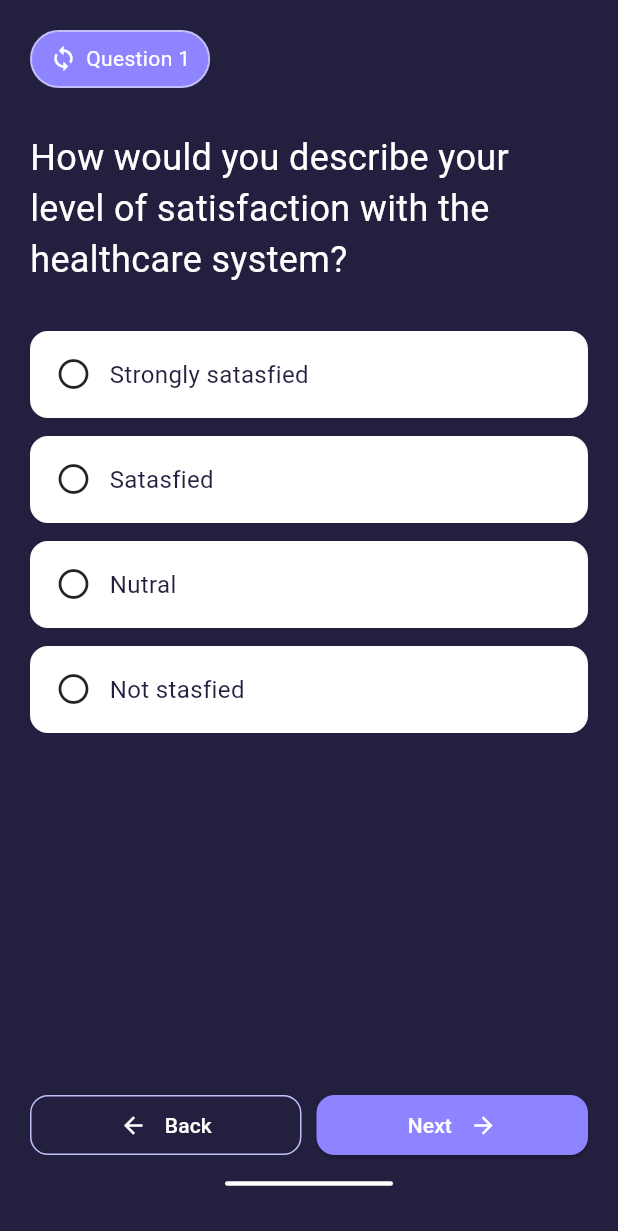
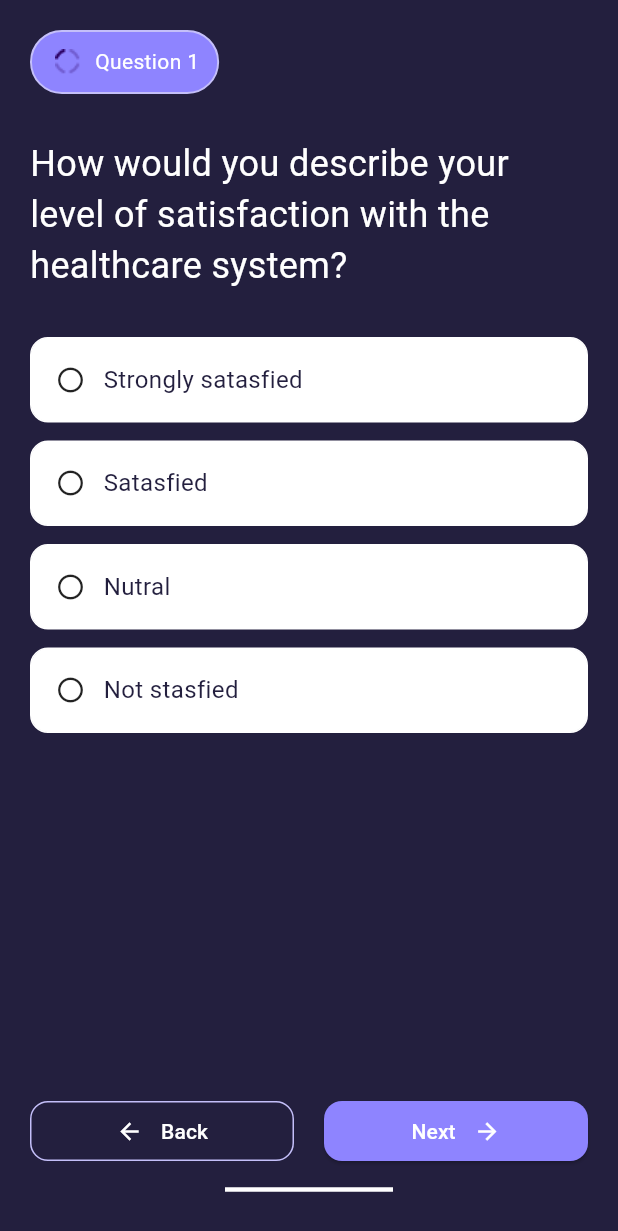
Before and after one commit to rafa1478/hw1, a Flutter app: the screen it shows after launch, after a tap on "Start Quiz", on a phone screen of 412 x 824 dp. Shown: the top 1231 px of the screen. Run offline on Flutter 3.47's test engine with Material 3 defaults, Android fonts, the phone set to English and light mode, and no system bars; Roboto replaces fonts that are missing (Gilory).

Commit message:
commit new changes

```diff
--- a/lib/main.dart
+++ b/lib/main.dart
@@ -16,8 +16,8 @@ class QuizApp extends StatelessWidget {
 
       initialRoute: '/',
       routes: {
-        '/': (context) => StartScreen(),
-        '/q1': (context) => Questionspage(),
+        '/': (context) => const StartScreen(),
+        '/q1': (context) => const QuestionsPage(),
       },
     );
   }
--- a/lib/models/questions.dart
+++ b/lib/models/questions.dart
@@ -1,12 +1,14 @@
 class Questions {
   final String questionText;
   final List<String> chooses;
-  final String correctAnswers;
+  final List<int> correctAnswers;
+  final bool multichooses;
 
   Questions({
     required this.questionText,
     required this.chooses,
     required this.correctAnswers,
+    this.multichooses = false,
   });
 }
 
@@ -15,11 +17,13 @@ final List<Questions> quizData = [
     questionText:
         "How would you describe your level of satisfaction with the healthcare system?",
     chooses: ["Strongly satasfied", "Satasfied", "Nutral", "Not stasfied"],
-    correctAnswers: "stasfied",
+    correctAnswers: [1],
+    multichooses: false,
   ),
   Questions(
     questionText: "What vitamins do you take?",
     chooses: ["Vitamin D3", "Vitamin B", "Zinc", "Magnesim"],
-    correctAnswers: "Zinc",
+    correctAnswers: [1, 2],
+    multichooses: true,
   ),
 ];
--- a/lib/screens/qustionespage.dart
+++ b/lib/screens/qustionespage.dart
@@ -1,46 +1,75 @@
 import 'package:flutter/material.dart';
-import '../styles/text_styles.dart';
+import 'package:collection/collection.dart';
 import '../widgets/answerso_ptions.dart';
 import '../models/questions.dart';
+import 'resultpage.dart';
 
-class Questionspage extends StatefulWidget {
-  Questionspage({super.key});
+class QuestionsPage extends StatefulWidget {
+  const QuestionsPage({super.key});
 
   @override
-  State<Questionspage> createState() => _QuestionspageState();
+  State<QuestionsPage> createState() => _QuestionsPageState();
 }
 
-class _QuestionspageState extends State<Questionspage> {
-  int? _selectedIndex;
+class _QuestionsPageState extends State<QuestionsPage> {
+  List<int> _selectedIndexes = [];
   int _questionIndex = 0;
+  int score = 0;
 
-  void _answerSelected(int answerIndex, String answerText) {
+  void _answerSelected(int index) {
     setState(() {
-      _selectedIndex = answerIndex;
+      final currentQuestion = quizData[_questionIndex];
+      if (currentQuestion.multichooses) {
+        if (_selectedIndexes.contains(index)) {
+          _selectedIndexes.remove(index);
+        } else {
+          _selectedIndexes.add(index);
+        }
+      } else {
+        _selectedIndexes = [index];
+      }
     });
   }
 
   void _nextQuestion() {
+    final currentQuestion = quizData[_questionIndex];
+    if (_selectedIndexes.isEmpty) return;
+
+    if (currentQuestion.multichooses) {
+      _selectedIndexes.sort();
+      List<int> correct = List.from(currentQuestion.correctAnswers)..sort();
+      if (_selectedIndexes.length == correct.length &&
+          ListEquality().equals(_selectedIndexes, correct)) {
+        score++;
+      }
+    } else {
+      if (_selectedIndexes.first == currentQuestion.correctAnswers.first) {
+        score++;
+      }
+    }
+
     if (_questionIndex >= quizData.length - 1) {
-      print('The quiz is done ');
-
+      Navigator.push(
+        context,
+        MaterialPageRoute(
+          builder: (_) =>
+              ResultPage(score: score, totalQuestions: quizData.length),
+        ),
+      );
       return;
     }
-    if (_selectedIndex != null) {
-      setState(() {
-        _questionIndex++;
-        _selectedIndex = null;
-      });
-    } else {
-      print("You must choose answer");
-    }
+
+    setState(() {
+      _questionIndex++;
+      _selectedIndexes.clear();
+    });
   }
 
   void _previousQuestion() {
     if (_questionIndex > 0) {
       setState(() {
         _questionIndex--;
-        _selectedIndex = null;
+        _selectedIndexes.clear();
       });
     } else {
       Navigator.pop(context);
@@ -50,52 +79,65 @@ class _QuestionspageState extends State<Questionspage> {
   @override
   Widget build(BuildContext context) {
     final currentQuestion = quizData[_questionIndex];
-    final List<dynamic> currentOptions = currentQuestion.chooses;
+
     return Scaffold(
       backgroundColor: const Color(0xFF231F3E),
       body: SafeArea(
         child: Padding(
-          padding: EdgeInsets.all(20),
+          padding: const EdgeInsets.all(20),
           child: Column(
             crossAxisAlignment: CrossAxisAlignment.start,
             children: [
               Container(
-                padding: EdgeInsets.symmetric(horizontal: 12, vertical: 8),
+                padding: const EdgeInsets.symmetric(
+                  horizontal: 12,
+                  vertical: 8,
+                ),
                 decoration: BoxDecoration(
-                  color: Color(0xFF8E84FF),
+                  color: const Color(0xFF8E84FF),
                   borderRadius: BorderRadius.circular(29),
-                  border: Border.all(color: Color(0xFFC4BFF9), width: 1.3),
+                  border: Border.all(
+                    color: const Color(0xFFC4BFF9),
+                    width: 1.3,
+                  ),
                 ),
                 child: Row(
                   mainAxisSize: MainAxisSize.min,
                   children: [
-                    Icon(Icons.loop, color: Colors.white, size: 18),
-                    SizedBox(width: 6),
+                    Image.asset("images/question.png", height: 24),
+                    const SizedBox(width: 6),
                     Text(
                       "Question ${_questionIndex + 1}",
-                      style: TextStyle(color: Colors.white),
+                      style: const TextStyle(color: Colors.white),
                     ),
                   ],
                 ),
               ),
-              SizedBox(height: 30),
-              Text(currentQuestion.questionText, style: TextStyles.h1()),
-              SizedBox(height: 30),
-              ...List.generate(currentOptions.length, (index) {
-                final answerText = currentOptions[index];
+
+              const SizedBox(height: 30),
+
+              Text(
+                currentQuestion.questionText,
+                style: const TextStyle(color: Colors.white, fontSize: 24),
+              ),
+
+              const SizedBox(height: 30),
+
+              ...List.generate(currentQuestion.chooses.length, (index) {
                 return OptionButton(
-                  answerText: answerText,
-                  selected: _selectedIndex == index,
-                  onTap: () => _answerSelected(index, answerText),
+                  answerText: currentQuestion.chooses[index],
+                  selected: _selectedIndexes.contains(index),
+                  onTap: () => _answerSelected(index),
                 );
               }),
+
               const Spacer(),
+
               Row(
                 children: [
                   Expanded(
                     child: OutlinedButton(
                       onPressed: _previousQuestion,
-
                       style: OutlinedButton.styleFrom(
                         foregroundColor: Colors.white,
                         side: const BorderSide(color: Color(0xFFC4BFF9)),
@@ -105,20 +147,20 @@ class _QuestionspageState extends State<Questionspage> {
                       ),
                       child: Row(
                         mainAxisSize: MainAxisSize.min,
-                        children: [
+                        children: const [
                           Icon(Icons.arrow_back),
                           SizedBox(width: 12),
-                          const Text("Back"),
+                          Text("Back"),
                         ],
                       ),
                     ),
                   ),
-                  const SizedBox(width: 10),
+                  const SizedBox(width: 20),
                   Expanded(
                     child: ElevatedButton(
                       onPressed: _nextQuestion,
                       style: ElevatedButton.styleFrom(
-                        backgroundColor: Color(0xFF8E84FF),
+                        backgroundColor: const Color(0xFF8E84FF),
                         foregroundColor: Colors.white,
                         shape: RoundedRectangleBorder(
                           borderRadius: BorderRadius.circular(12),
@@ -132,7 +174,7 @@ class _QuestionspageState extends State<Questionspage> {
                                 ? "Finish"
                                 : "Next",
                           ),
-                          SizedBox(width: 12),
+                          const SizedBox(width: 12),
                           Icon(
                             _questionIndex >= quizData.length - 1
                                 ? Icons.done_all
@@ -144,17 +186,17 @@ class _QuestionspageState extends State<Questionspage> {
                   ),
                 ],
               ),
-              SizedBox(height: 7),
-              Center(
+
+              const SizedBox(height: 7),
+              const Center(
                 child: Divider(
                   thickness: 3,
                   color: Colors.white,
                   indent: 130,
                   endIndent: 130,
-                  radius: BorderRadius.circular(50),
                 ),
               ),
-              SizedBox(height: 7),
+              const SizedBox(height: 3),
             ],
           ),
         ),
--- a/lib/styles/text_styles.dart
+++ b/lib/styles/text_styles.dart
@@ -5,7 +5,7 @@ class TextStyles {
     return const TextStyle(
       fontSize: 24,
       fontFamily: 'Gilory',
-      //fontWeight: FontWeight.bold,
+
       color: Colors.white,
     );
   }
--- a/lib/widgets/answerso_ptions.dart
+++ b/lib/widgets/answerso_ptions.dart
@@ -14,14 +14,13 @@ class OptionButton extends StatelessWidget {
 
   @override
   Widget build(BuildContext context) {
-    return Container(
-      margin: const EdgeInsets.only(bottom: 12),
-      child: GestureDetector(
+    return GestureDetector(
       onTap: onTap,
       child: Container(
+        margin: const EdgeInsets.only(bottom: 12),
         padding: const EdgeInsets.all(16),
         decoration: BoxDecoration(
-            color: selected ? Color(0xFFC4BFF9) : Colors.white,
+          color: selected ? const Color(0xFFC4BFF9) : Colors.white,
           borderRadius: BorderRadius.circular(12),
           border: Border.all(color: Colors.white),
         ),
@@ -29,26 +28,29 @@ class OptionButton extends StatelessWidget {
           children: [
             selected
                 ? Container(
-                      decoration: BoxDecoration(
+                    width: 20,
+                    height: 20,
+                    decoration: const BoxDecoration(
                       shape: BoxShape.circle,
-                        color: const Color(0xFF231F3E),
+                      color: Color(0xFF231F3E),
                     ),
-                      child: Icon(Icons.check, color: Colors.white),
+                    child: const Icon(
+                      Icons.check,
+                      color: Colors.white,
+                      size: 16,
+                    ),
                   )
-                  : Icon(Icons.radio_button_off),
-
+                : const Icon(Icons.radio_button_off, size: 20),
             const SizedBox(width: 12),
-              Text(
+            Expanded(
+              child: Text(
                 answerText,
-                style: const TextStyle(
-                  color: const Color(0xFF231F3E),
-                  fontSize: 16,
+                style: const TextStyle(color: Color(0xFF231F3E), fontSize: 16),
               ),
             ),
           ],
         ),
       ),
-      ),
     );
   }
 }
--- a/pubspec.yaml
+++ b/pubspec.yaml
@@ -45,7 +45,7 @@ dev_dependencies:
   # activated in the `analysis_options.yaml` file located at the root of your
   # package. See that file for information about deactivating specific lint
   # rules and activating additional ones.
-  flutter_lints: ^5.0.0
+  flutter_lints: ^6.0.0
 
 # For information on the generic Dart part of this file, see the
 # following page: https://dart.dev/tools/pub/pubspec
@@ -61,6 +61,7 @@ flutter:
   # To add assets to your application, add an assets section, like this:
   assets:
     - images/home_image.png
+    - images/question.png
 
 
   # An image asset can refer to one or more resolution-specific "variants", see
```
Also changed, not shown: lib/screens/resultpage.dart (added, +100 -0 lines), images/question.png (added), pubspec.lock. Lines whose indentation alone changed are shown as unchanged.
